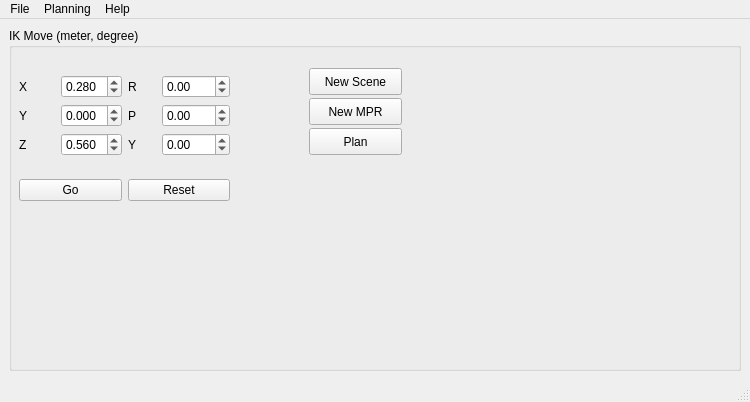
Old version of the form prw/src/prw.ui in the repository cuixiongyi/hiveground-ros-pkg.
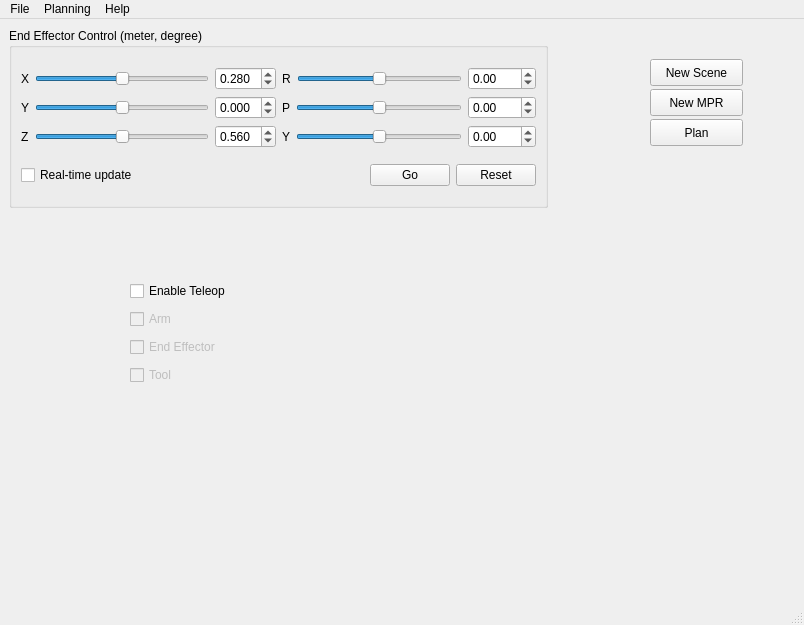
New version of the form.

Commit message: now, the end effector can be controlled by a joystick (PS2 dual shock)

Patch:
```diff
--- a/prw/src/prw.ui
+++ b/prw/src/prw.ui
@@ -6,34 +6,31 @@
    <rect>
     <x>0</x>
     <y>0</y>
-    <width>750</width>
-    <height>402</height>
+    <width>804</width>
+    <height>625</height>
    </rect>
   </property>
   <property name="windowTitle">
    <string>Personal Robotic Workspace</string>
   </property>
   <widget class="QWidget" name="centralwidget">
-   <layout class="QGridLayout" name="gridLayout_2">
-    <item row="0" column="0">
      <widget class="QGroupBox" name="groupBox">
+    <property name="geometry">
+     <rect>
+      <x>9</x>
+      <y>9</y>
+      <width>539</width>
+      <height>180</height>
+     </rect>
+    </property>
       <property name="title">
-       <string>IK Move (meter, degree)</string>
+     <string>End Effector Control (meter, degree)</string>
       </property>
       <property name="flat">
        <bool>false</bool>
       </property>
-      <widget class="QWidget" name="layoutWidget">
-       <property name="geometry">
-        <rect>
-         <x>10</x>
-         <y>30</y>
-         <width>211</width>
-         <height>161</height>
-        </rect>
-       </property>
-       <layout class="QGridLayout" name="gridLayout">
-        <item row="0" column="0" colspan="2">
+    <layout class="QVBoxLayout" name="verticalLayout_3">
+     <item>
          <layout class="QHBoxLayout" name="horizontalLayout_7">
           <item>
            <layout class="QVBoxLayout" name="verticalLayout">
@@ -47,15 +44,34 @@
                </widget>
               </item>
               <item>
-               <widget class="QDoubleSpinBox" name="ik_move_x">
+            <widget class="QSlider" name="hs_move_x">
+             <property name="minimumSize">
+              <size>
+               <width>150</width>
+               <height>0</height>
+              </size>
+             </property>
+             <property name="minimum">
+              <number>-1000</number>
+             </property>
+             <property name="maximum">
+              <number>1000</number>
+             </property>
+             <property name="orientation">
+              <enum>Qt::Horizontal</enum>
+             </property>
+            </widget>
+           </item>
+           <item>
+            <widget class="QDoubleSpinBox" name="sb_move_x">
                 <property name="decimals">
                  <number>3</number>
                 </property>
                 <property name="minimum">
-                 <double>-5.000000000000000</double>
+              <double>-1.000000000000000</double>
                 </property>
                 <property name="maximum">
-                 <double>5.000000000000000</double>
+              <double>1.000000000000000</double>
                 </property>
                 <property name="singleStep">
                  <double>0.100000000000000</double>
@@ -77,15 +93,34 @@
                </widget>
               </item>
               <item>
-               <widget class="QDoubleSpinBox" name="ik_move_y">
+            <widget class="QSlider" name="hs_move_y">
+             <property name="minimumSize">
+              <size>
+               <width>150</width>
+               <height>0</height>
+              </size>
+             </property>
+             <property name="minimum">
+              <number>-1000</number>
+             </property>
+             <property name="maximum">
+              <number>1000</number>
+             </property>
+             <property name="orientation">
+              <enum>Qt::Horizontal</enum>
+             </property>
+            </widget>
+           </item>
+           <item>
+            <widget class="QDoubleSpinBox" name="sb_move_y">
                 <property name="decimals">
                  <number>3</number>
                 </property>
                 <property name="minimum">
-                 <double>-5.000000000000000</double>
+              <double>-1.000000000000000</double>
                 </property>
                 <property name="maximum">
-                 <double>5.000000000000000</double>
+              <double>1.000000000000000</double>
                 </property>
                 <property name="singleStep">
                  <double>0.100000000000000</double>
@@ -107,15 +142,34 @@
                </widget>
               </item>
               <item>
-               <widget class="QDoubleSpinBox" name="ik_move_z">
+            <widget class="QSlider" name="hs_move_z">
+             <property name="minimumSize">
+              <size>
+               <width>150</width>
+               <height>0</height>
+              </size>
+             </property>
+             <property name="minimum">
+              <number>-1000</number>
+             </property>
+             <property name="maximum">
+              <number>1000</number>
+             </property>
+             <property name="orientation">
+              <enum>Qt::Horizontal</enum>
+             </property>
+            </widget>
+           </item>
+           <item>
+            <widget class="QDoubleSpinBox" name="sb_move_z">
                 <property name="decimals">
                  <number>3</number>
                 </property>
                 <property name="minimum">
-                 <double>-5.000000000000000</double>
+              <double>-1.000000000000000</double>
                 </property>
                 <property name="maximum">
-                 <double>5.000000000000000</double>
+              <double>1.000000000000000</double>
                 </property>
                 <property name="singleStep">
                  <double>0.100000000000000</double>
@@ -141,12 +195,31 @@
                </widget>
               </item>
               <item>
-               <widget class="QDoubleSpinBox" name="ik_move_roll">
+            <widget class="QSlider" name="hs_roll">
+             <property name="minimumSize">
+              <size>
+               <width>150</width>
+               <height>0</height>
+              </size>
+             </property>
                 <property name="minimum">
-                 <double>-360.000000000000000</double>
+              <number>-1000</number>
                 </property>
                 <property name="maximum">
-                 <double>360.000000000000000</double>
+              <number>1000</number>
+             </property>
+             <property name="orientation">
+              <enum>Qt::Horizontal</enum>
+             </property>
+            </widget>
+           </item>
+           <item>
+            <widget class="QDoubleSpinBox" name="sb_roll">
+             <property name="minimum">
+              <double>-180.000000000000000</double>
+             </property>
+             <property name="maximum">
+              <double>180.000000000000000</double>
                 </property>
                 <property name="singleStep">
                  <double>0.100000000000000</double>
@@ -165,12 +238,31 @@
                </widget>
               </item>
               <item>
-               <widget class="QDoubleSpinBox" name="ik_move_pitch">
+            <widget class="QSlider" name="hs_pitch">
+             <property name="minimumSize">
+              <size>
+               <width>150</width>
+               <height>0</height>
+              </size>
+             </property>
                 <property name="minimum">
-                 <double>-360.000000000000000</double>
+              <number>-1000</number>
                 </property>
                 <property name="maximum">
-                 <double>360.000000000000000</double>
+              <number>1000</number>
+             </property>
+             <property name="orientation">
+              <enum>Qt::Horizontal</enum>
+             </property>
+            </widget>
+           </item>
+           <item>
+            <widget class="QDoubleSpinBox" name="sb_pitch">
+             <property name="minimum">
+              <double>-180.000000000000000</double>
+             </property>
+             <property name="maximum">
+              <double>180.000000000000000</double>
                 </property>
                 <property name="singleStep">
                  <double>0.100000000000000</double>
@@ -189,12 +281,31 @@
                </widget>
               </item>
               <item>
-               <widget class="QDoubleSpinBox" name="ik_move_yaw">
+            <widget class="QSlider" name="hs_yaw">
+             <property name="minimumSize">
+              <size>
+               <width>150</width>
+               <height>0</height>
+              </size>
+             </property>
                 <property name="minimum">
-                 <double>-360.000000000000000</double>
+              <number>-1000</number>
                 </property>
                 <property name="maximum">
-                 <double>360.000000000000000</double>
+              <number>1000</number>
+             </property>
+             <property name="orientation">
+              <enum>Qt::Horizontal</enum>
+             </property>
+            </widget>
+           </item>
+           <item>
+            <widget class="QDoubleSpinBox" name="sb_yaw">
+             <property name="minimum">
+              <double>-180.000000000000000</double>
+             </property>
+             <property name="maximum">
+              <double>180.000000000000000</double>
                 </property>
                 <property name="singleStep">
                  <double>0.100000000000000</double>
@@ -207,52 +318,50 @@
           </item>
          </layout>
         </item>
-        <item row="1" column="0">
-         <widget class="QPushButton" name="ik_move_go">
+     <item>
+      <layout class="QHBoxLayout" name="horizontalLayout_8">
+       <item>
+        <widget class="QCheckBox" name="cb_real_time_update">
+         <property name="text">
+          <string>Real-time update</string>
+         </property>
+        </widget>
+       </item>
+       <item>
+        <spacer name="horizontalSpacer">
+         <property name="orientation">
+          <enum>Qt::Horizontal</enum>
+         </property>
+         <property name="sizeHint" stdset="0">
+          <size>
+           <width>40</width>
+           <height>20</height>
+          </size>
+         </property>
+        </spacer>
+       </item>
+       <item>
+        <widget class="QPushButton" name="bt_go">
           <property name="text">
            <string>Go</string>
           </property>
          </widget>
         </item>
-        <item row="1" column="1">
-         <widget class="QPushButton" name="ik_move_reset">
+       <item>
+        <widget class="QPushButton" name="bt_reset">
           <property name="text">
            <string>Reset</string>
           </property>
          </widget>
         </item>
        </layout>
-      </widget>
-      <widget class="QPushButton" name="new_scene">
-       <property name="geometry">
-        <rect>
-         <x>300</x>
-         <y>40</y>
-         <width>93</width>
-         <height>27</height>
-        </rect>
-       </property>
-       <property name="text">
-        <string>New Scene</string>
-       </property>
-      </widget>
-      <widget class="QPushButton" name="new_mpr">
-       <property name="geometry">
-        <rect>
-         <x>300</x>
-         <y>70</y>
-         <width>93</width>
-         <height>27</height>
-        </rect>
-       </property>
-       <property name="text">
-        <string>New MPR</string>
-       </property>
+     </item>
+    </layout>
       </widget>
       <widget class="QPushButton" name="plan">
        <property name="geometry">
         <rect>
-         <x>300</x>
+      <x>650</x>
          <y>100</y>
          <width>93</width>
          <height>27</height>
@@ -262,16 +371,88 @@
         <string>Plan</string>
        </property>
       </widget>
+   <widget class="QPushButton" name="new_mpr">
+    <property name="geometry">
+     <rect>
+      <x>650</x>
+      <y>70</y>
+      <width>93</width>
+      <height>27</height>
+     </rect>
+    </property>
+    <property name="text">
+     <string>New MPR</string>
+    </property>
+   </widget>
+   <widget class="QPushButton" name="new_scene">
+    <property name="geometry">
+     <rect>
+      <x>650</x>
+      <y>40</y>
+      <width>93</width>
+      <height>27</height>
+     </rect>
+    </property>
+    <property name="text">
+     <string>New Scene</string>
+    </property>
+   </widget>
+   <widget class="QWidget" name="">
+    <property name="geometry">
+     <rect>
+      <x>130</x>
+      <y>260</y>
+      <width>126</width>
+      <height>108</height>
+     </rect>
+    </property>
+    <layout class="QVBoxLayout" name="verticalLayout_4">
+     <item>
+      <widget class="QCheckBox" name="cb_enable_teleop">
+       <property name="text">
+        <string>Enable Teleop</string>
+       </property>
+      </widget>
+     </item>
+     <item>
+      <widget class="QCheckBox" name="cb_teleop_arm">
+       <property name="enabled">
+        <bool>false</bool>
+       </property>
+       <property name="text">
+        <string>Arm</string>
+       </property>
+      </widget>
+     </item>
+     <item>
+      <widget class="QCheckBox" name="cb_teleop_end_effector">
+       <property name="enabled">
+        <bool>false</bool>
+       </property>
+       <property name="text">
+        <string>End Effector</string>
+       </property>
+      </widget>
+     </item>
+     <item>
+      <widget class="QCheckBox" name="cb_teleop_tool">
+       <property name="enabled">
+        <bool>false</bool>
+       </property>
+       <property name="text">
+        <string>Tool</string>
+       </property>
      </widget>
     </item>
    </layout>
+   </widget>
   </widget>
   <widget class="QMenuBar" name="menubar">
    <property name="geometry">
     <rect>
      <x>0</x>
      <y>0</y>
-     <width>750</width>
+     <width>804</width>
      <height>25</height>
     </rect>
    </property>
```
Left out of the diff: 12 changed lines with no effect on the pictures. Lines whose indentation alone changed are shown as unchanged. The commit also changes 8 other files.
